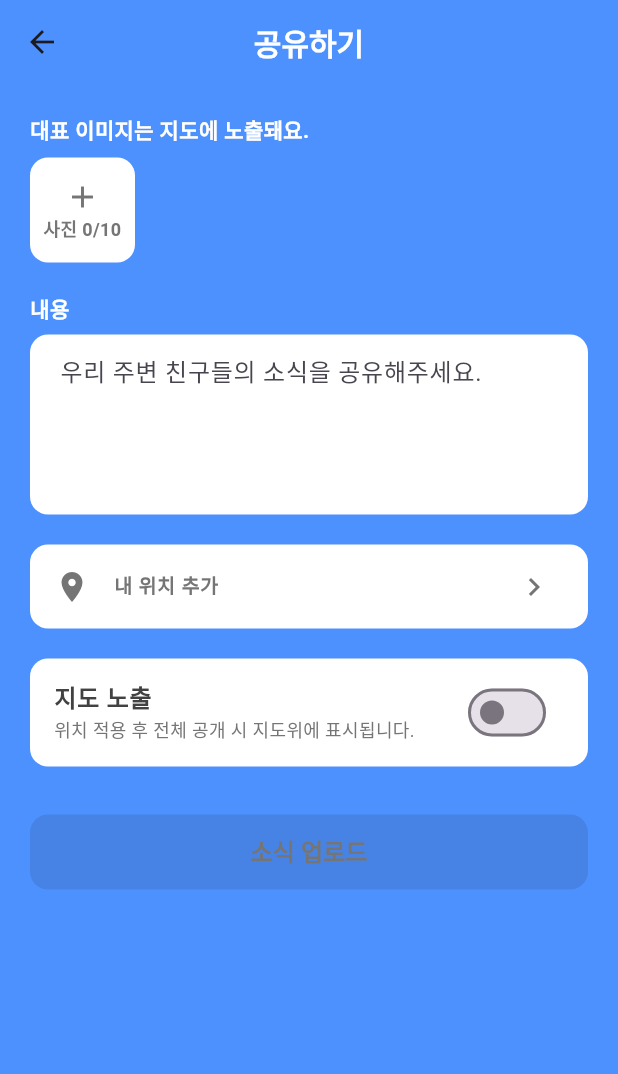
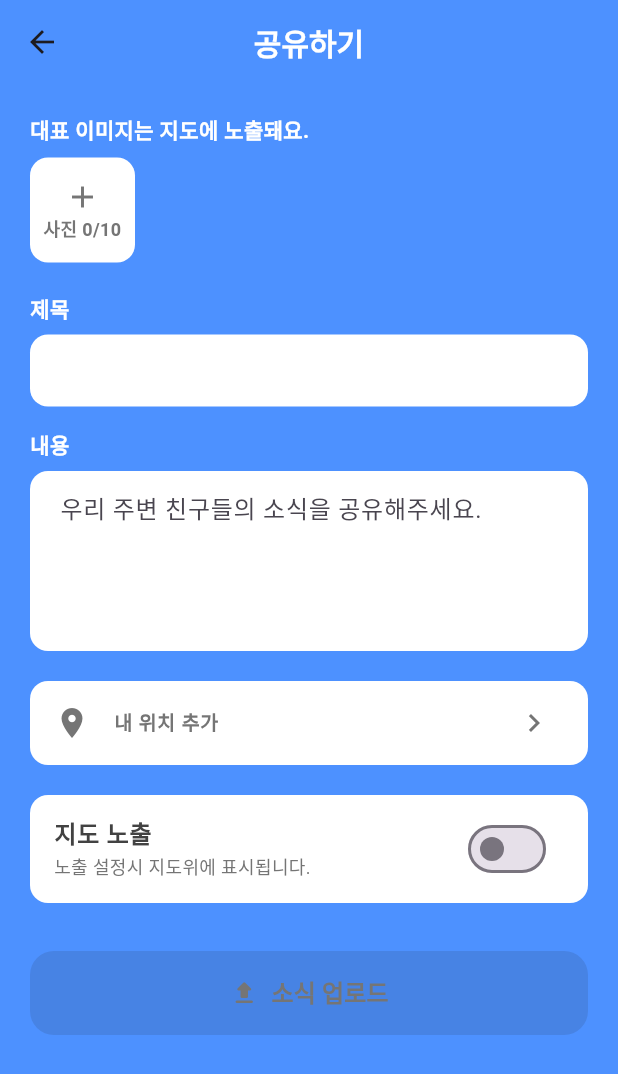
Before and after one commit to daeyoung-k/unimal-flutter, a Flutter app: the AddItemScreens screen opened directly, on a phone screen of 412 x 824 dp. Shown: the top 1074 px of the screen. Run offline on Flutter 3.47's test engine with Material 3 defaults, Android fonts, the phone set to English and light mode, and no system bars; our stand-ins replace flutter_dotenv, flutter_secure_storage, flutter_svg, geolocator, get, google_sign_in and 2 more; missing offline and left inert: kakao_flutter_sdk, naver_login_sdk; accounts and stored records are empty; Roboto replaces fonts that are missing (Pretendard); project files that could hold a hidden picture were left out.

Commit message:
공유하기 탭 기능 적용

```diff
--- a/lib/main.dart
+++ b/lib/main.dart
@@ -40,8 +40,8 @@ class MyApp extends StatelessWidget {
   Widget build(BuildContext context) {
     return GetMaterialApp(
       getPages: AppRoutes().pages(),
-      // home: loginChecked ? RootScreen() : LoginScreens(),
-      home: loginChecked ? RootScreen() : RootScreen(selectedIndex: 1),
+      home: loginChecked ? RootScreen() : LoginScreens(),
+      // home: loginChecked ? RootScreen() : RootScreen(selectedIndex: 1),
       // home: MarkerPreview(),
     );
   }
--- a/lib/screens/add_item.dart
+++ b/lib/screens/add_item.dart
@@ -1,6 +1,7 @@
 import 'package:flutter/material.dart';
 import 'package:image_picker/image_picker.dart';
 import 'package:geolocator/geolocator.dart';
+import 'package:unimal/service/board/board_api_service.dart';
 // import 'package:permission_handler/permission_handler.dart';
 import 'dart:io';
 
@@ -15,11 +16,15 @@ class AddItemScreens extends StatefulWidget {
 }
 
 class _AddItemScreensState extends State<AddItemScreens> {
+
+  final BoardApiService _boardApiService = BoardApiService();
+  final TextEditingController _titleController = TextEditingController();
   final TextEditingController _contentController = TextEditingController();
 
   final _maxImageLength = 10; // 최대 사진 개수
   final List<File> _images = []; // 여러 사진을 순서대로 저장할 리스트
   GeocodingModel? _myLocation;
+  bool _isLoadingLocation = false; // 위치 로딩 상태
 
   final ImagePicker _picker = ImagePicker();
   bool isPublic = false;
@@ -49,11 +54,25 @@ class _AddItemScreensState extends State<AddItemScreens> {
   }
 
   Future<void> _getMyLocation() async {
+    setState(() {
+      _isLoadingLocation = true;
+    });
+
+    try {
       Position position = await Geolocator.getCurrentPosition();
       GeocodingModel geocoding = await GeocodingApiService().getGeocoding(position.latitude.toString(), position.longitude.toString());
       setState(() {
         _myLocation = geocoding;
+        _myLocation?.latitude = position.latitude.toDouble();
+        _myLocation?.longitude = position.longitude.toDouble();
+
+        _isLoadingLocation = false;
       });
+    } catch (e) {
+      setState(() {
+        _isLoadingLocation = false;
+      });
+    }
   }
 
   Future<void> _getImage(ImageSource source) async {
@@ -235,28 +254,28 @@ class _AddItemScreensState extends State<AddItemScreens> {
                                     ),
                                   ),
                                 ),
-                              // 순서 번호 표시 (첫 번째 사진이 아닌 경우에만)
-                              if (index != 0)
-                                Positioned(
-                                  top: 4, left: 4,
-                                  child: Container(
-                                    width: 20, height: 20,
-                                    decoration: BoxDecoration(
-                                      color: Colors.black54,
-                                      borderRadius: BorderRadius.circular(10),
-                                    ),
-                                    child: Center(
-                                      child: Text(
-                                        '${index + 1}',
-                                        style: const TextStyle(
-                                          color: Colors.white,
-                                          fontSize: 12,
-                                          fontWeight: FontWeight.bold,
-                                        ),
-                                      ),
-                                    ),
-                                  ),
-                                ),
+                              // // 순서 번호 표시 (첫 번째 사진이 아닌 경우에만)
+                              // if (index != 0) 번호표시 제거
+                              //   Positioned(
+                              //     top: 4, left: 4,
+                              //     child: Container(
+                              //       width: 20, height: 20,
+                              //       decoration: BoxDecoration(
+                              //         color: Colors.black54,
+                              //         borderRadius: BorderRadius.circular(10),
+                              //       ),
+                              //       child: Center(
+                              //         child: Text(
+                              //           '${index + 1}',
+                              //           style: const TextStyle(
+                              //             color: Colors.white,
+                              //             fontSize: 12,
+                              //             fontWeight: FontWeight.bold,
+                              //           ),
+                              //         ),
+                              //       ),
+                              //     ),
+                              //   ),
                               // 삭제 버튼
                               Positioned(
                                 top: 4, right: 4,
@@ -289,6 +308,29 @@ class _AddItemScreensState extends State<AddItemScreens> {
                 ),
                 const SizedBox(height: 20),
 
+                const Text('제목',
+                    style: TextStyle(
+                      color: Colors.white,
+                      fontWeight: FontWeight.bold,
+                      fontFamily: 'Pretendard',
+                    )),
+                const SizedBox(height: 8),
+                TextField(
+                  controller: _titleController,
+                  onChanged: (value) => setState(() {}), // 실시간 버튼 상태 업데이트
+                  decoration: InputDecoration(
+                    filled: true,
+                    fillColor: Colors.white,
+                    border: OutlineInputBorder(
+                      borderRadius: BorderRadius.circular(12),
+                      borderSide: BorderSide.none,
+                    ),
+                    contentPadding: const EdgeInsets.symmetric(
+                        horizontal: 16, vertical: 12),
+                  ),
+                ),
+                const SizedBox(height: 15),
+
                 // 내용 입력
                 const Text('내용',
                     style: TextStyle(
@@ -299,6 +341,7 @@ class _AddItemScreensState extends State<AddItemScreens> {
                 const SizedBox(height: 8),
                 TextField(
                   controller: _contentController,
+                  onChanged: (value) => setState(() {}), // 실시간 버튼 상태 업데이트
                   maxLines: 4,
                   decoration: InputDecoration(
                     hintText: '우리 주변 친구들의 소식을 공유해주세요.',
@@ -321,16 +364,30 @@ class _AddItemScreensState extends State<AddItemScreens> {
                     borderRadius: BorderRadius.circular(12),
                   ),
                   child: ListTile(
-                    leading: Icon(Icons.location_on, color: Colors.grey[600]),
-                    title: Text(_myLocation?.streetName ?? '내 위치 추가',
+                    leading: _isLoadingLocation
+                        ? SizedBox(
+                            width: 20,
+                            height: 20,
+                            child: CircularProgressIndicator(
+                              strokeWidth: 2,
+                              valueColor: AlwaysStoppedAnimation<Color>(Colors.grey[600]!),
+                            ),
+                          )
+                        : Icon(Icons.location_on, color: Colors.grey[600]),
+                    title: Text(
+                        _isLoadingLocation
+                            ? '위치 정보를 가져오는 중...'
+                            : (_myLocation?.streetName ?? '내 위치 추가'),
                         style: TextStyle(
                           color: Colors.grey[600],
                           fontFamily: 'Pretendard',
                           fontWeight: FontWeight.w600,
                           fontSize: 13,
                         )),
-                    trailing: Icon(Icons.chevron_right, color: Colors.grey[600]),
-                    onTap: () async {
+                    trailing: _isLoadingLocation
+                        ? null
+                        : Icon(Icons.chevron_right, color: Colors.grey[600]),
+                    onTap: _isLoadingLocation ? null : () async {
                       await _getMyLocation();
                     },
                   ),
@@ -350,7 +407,7 @@ class _AddItemScreensState extends State<AddItemScreens> {
                           fontFamily: 'Pretendard',
                           fontWeight: FontWeight.w600,
                         )),
-                    subtitle: Text('위치 적용 후 전체 공개 시 지도위에 표시됩니다.',
+                    subtitle: Text('노출 설정시 지도위에 표시됩니다.',
                         style: TextStyle(
                           color: Colors.grey[600],
                           fontSize: 12,
@@ -358,7 +415,7 @@ class _AddItemScreensState extends State<AddItemScreens> {
                         )),
                     value: isPublic,
                     onChanged: (v) => setState(() => isPublic = v),
-                    activeColor: const Color(0xFF4D91FF),
+                    activeThumbColor: const Color(0xFF4D91FF),
                   ),
                 ),
 
@@ -367,24 +424,59 @@ class _AddItemScreensState extends State<AddItemScreens> {
                 // 하단 버튼
                 SizedBox(
                   width: double.infinity,
-                  height: 50,
+                  height: 56,
                   child: ElevatedButton(
-                    onPressed: null, // 조건 충족 시 함수로 변경
+                    onPressed: _canUpload() ? _uploadPost : null,
                     style: ElevatedButton.styleFrom(
-                      backgroundColor: Colors.grey[300],
-                      foregroundColor: Colors.grey[600],
+                      backgroundColor: _canUpload() ? Colors.white : Colors.grey[300],
+                      foregroundColor: _canUpload() ? const Color(0xFF4D91FF) : Colors.grey[600],
                       shape: RoundedRectangleBorder(
-                        borderRadius: BorderRadius.circular(12),
+                        borderRadius: BorderRadius.circular(16),
                       ),
-                      elevation: 0,
+                      elevation: _canUpload() ? 4 : 0,
+                      shadowColor: _canUpload() ? Colors.black.withOpacity(0.1) : Colors.transparent,
                     ),
-                    child: Text('소식 업로드',
+                    child: _canUpload()
+                        ? Row(
+                            mainAxisAlignment: MainAxisAlignment.center,
+                            children: [
+                              Icon(
+                                Icons.upload_rounded,
+                                size: 20,
+                                color: const Color(0xFF4D91FF),
+                              ),
+                              const SizedBox(width: 8),
+                              Text(
+                                '소식 업로드',
+                                style: TextStyle(
+                                  color: const Color(0xFF4D91FF),
+                                  fontSize: 16,
+                                  fontFamily: 'Pretendard',
+                                  fontWeight: FontWeight.w700,
+                                ),
+                              ),
+                            ],
+                          )
+                        : Row(
+                            mainAxisAlignment: MainAxisAlignment.center,
+                            children: [
+                              Icon(
+                                Icons.upload_rounded,
+                                size: 20,
+                                color: Colors.grey[600],
+                              ),
+                              const SizedBox(width: 8),
+                              Text(
+                                '소식 업로드',
                                 style: TextStyle(
                                   color: Colors.grey[600],
                                   fontSize: 16,
                                   fontFamily: 'Pretendard',
                                   fontWeight: FontWeight.w600,
-                        )),
+                                ),
+                              ),
+                            ],
+                          ),
                   ),
                 ),
               ],
@@ -395,8 +487,35 @@ class _AddItemScreensState extends State<AddItemScreens> {
     );
   }
 
+  // 업로드 가능 여부 확인
+  bool _canUpload() {
+    return _titleController.text.trim().isNotEmpty &&
+           _contentController.text.trim().isNotEmpty &&
+           _myLocation != null &&
+           _myLocation!.streetName.isNotEmpty &&
+           _myLocation!.postalCode.isNotEmpty;
+  }
+
+  // 소식 업로드 함수
+  void _uploadPost() async {
+    await _boardApiService.createBoard(
+      _titleController.text,
+      _contentController.text,
+      _images,
+      isPublic,
+      _myLocation?.latitude ?? 0,
+      _myLocation?.longitude ?? 0,
+      _myLocation?.postalCode ?? '',
+      _myLocation?.streetName ?? '',
+      _myLocation?.siDo ?? '',
+      _myLocation?.guGun ?? '',
+      _myLocation?.dong ?? '',
+    );
+  }
+
   @override
   void dispose() {
+    _titleController.dispose();
     _contentController.dispose();
     super.dispose();
   }
--- a/lib/service/map/models/geocoding_models.dart
+++ b/lib/service/map/models/geocoding_models.dart
@@ -15,21 +15,29 @@ class GeocodingModel {
   final String postalCode;
 
   @JsonKey(defaultValue: '')
-  final String siDo;
+  final String? siDo;
 
   @JsonKey(defaultValue: '')
-  final String guGun;
+  final String? guGun;
 
   @JsonKey(defaultValue: '')
-  final String dong;
+  final String? dong;
+
+  @JsonKey(defaultValue: 0)
+  double? latitude;
+
+  @JsonKey(defaultValue: 0)
+  double? longitude;
 
   GeocodingModel({
       required this.streetName,
       required this.streetNumber,
       required this.postalCode,
-      required this.siDo,
-      required this.guGun,
-      required this.dong,
+      this.siDo,
+      this.guGun,
+      this.dong,
+      this.latitude,
+      this.longitude,
   });
 
   factory GeocodingModel.fromJson(Map<String, dynamic> json) => _$GeocodingModelFromJson(json);
--- /dev/null
+++ b/lib/utils/mime_type_utils.dart
@@ -0,0 +1,38 @@
+import 'package:http_parser/http_parser.dart';
+
+enum ImageMimeType {
+  jpeg('jpg', 'jpeg', 'image/jpeg'),
+  png('png', 'image/png'),
+  gif('gif', 'image/gif'),
+  webp('webp', 'image/webp'),
+  bmp('bmp', 'image/bmp'),
+  heic('heic', 'image/heic'),
+  heif('heif', 'image/heif');
+
+  const ImageMimeType(this.extension, this.mimeType, [String? altExtension])
+      : altExtension = altExtension;
+
+  final String extension;
+  final String? altExtension;
+  final String mimeType;
+
+  // 확장자로부터 MIME 타입 찾기
+  static ImageMimeType? fromExtension(String extension) {
+    final lowerExt = extension.toLowerCase();
+
+    for (final type in ImageMimeType.values) {
+      if (type.extension == lowerExt || type.altExtension == lowerExt) {
+        return type;
+      }
+    }
+    return null;
+  }
+
+  // MediaType 객체로 변환
+  MediaType toMediaType() {
+    return MediaType('image', extension);
+  }
+
+  // 기본 MIME 타입 (jpeg)
+  static ImageMimeType get defaultType => ImageMimeType.jpeg;
+}
--- a/pubspec.yaml
+++ b/pubspec.yaml
@@ -55,7 +55,7 @@ dependencies:
 dev_dependencies:
   flutter_test:
     sdk: flutter
-  build_runner: ^2.10.0               # 코드 생성기
+  build_runner: ^2.10.0               # 코드 생성기 명령어: flutter pub run build_runner build --delete-conflicting-outputs
   json_serializable: ^6.11.1          # JSON 직렬화
 
   # The "flutter_lints" package below contains a set of recommended lints to
```
Also changed, not shown: lib/service/board/board_api_service.dart (added, +85 -0 lines), lib/service/map/geocoding_api_service.dart (+6 -4 lines), lib/service/map/models/geocoding_models.g.dart, 3 other files. Lines whose indentation alone changed are shown as unchanged.
